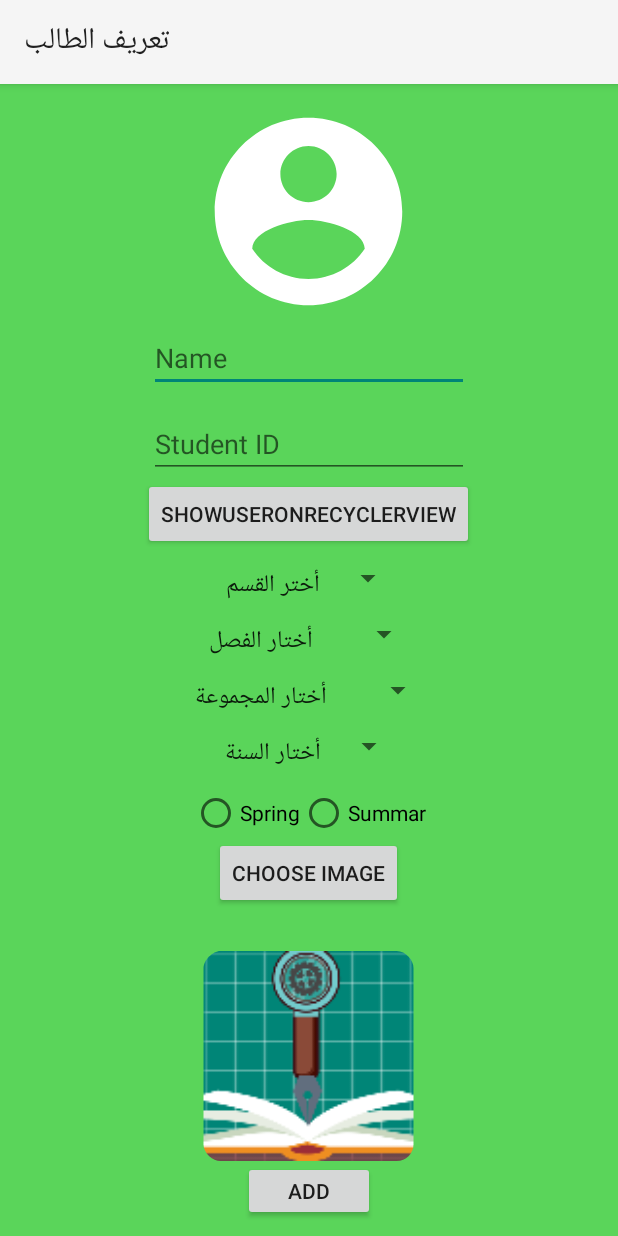
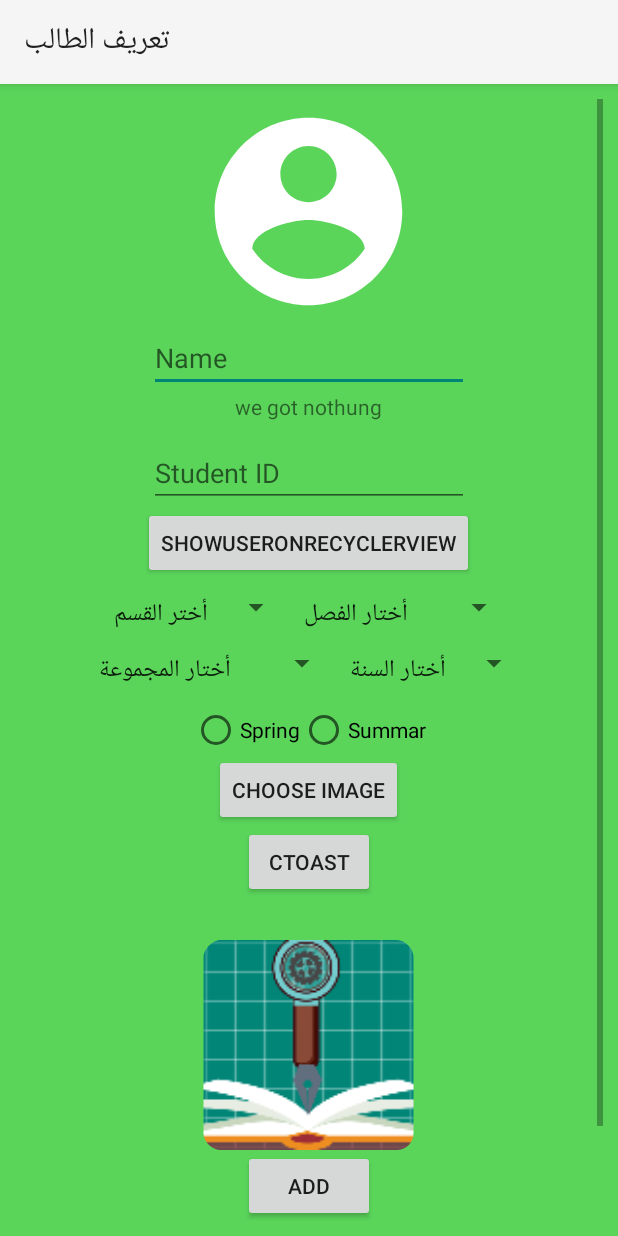
Before and after one commit to kLerArt/StudentList_kLer_00011, an Android app: the InsertDataActivityOrginal_kLer screen opened directly, with no data from a screen before it, on a phone screen of 412 x 824 dp. Run offline under Robolectric (Android 15) with nearby library versions, the phone set to English and light mode, and no system bars; libraries missing offline, so code that uses them is left out: com.readystatesoftware.sqliteasset.

Commit message:
new Insert And View Dara
Signed-off-by: kLer D.Art <luffy.zoro77@gmail.com>

```diff
--- a/app/src/main/AndroidManifest.xml
+++ b/app/src/main/AndroidManifest.xml
@@ -11,7 +11,8 @@
         android:roundIcon="@mipmap/ic_launcher_round"
         android:supportsRtl="true"
         android:theme="@style/AppTheme">
-        <activity android:name=".ChangeStudentInfo"></activity>
+        <activity android:name=".InsertStudentData"></activity>
+        <activity android:name=".ChangeStudentInfo" />
         <activity android:name=".SearchIdViewCustom" />
         <activity android:name=".InsertANewData" />
         <activity android:name=".UseStudentInfoById" />
--- a/app/src/main/java/programable/android/klerart/showuseronrecyclerview/Trusha/kLerTry/InsertDataActivityOrginal_kLer.java
+++ b/app/src/main/java/programable/android/klerart/showuseronrecyclerview/Trusha/kLerTry/InsertDataActivityOrginal_kLer.java
@@ -1,5 +1,6 @@
 package programable.android.klerart.showuseronrecyclerview.Trusha.kLerTry;
 
+import androidx.annotation.IdRes;
 import androidx.annotation.NonNull;
 import androidx.appcompat.app.AppCompatActivity;
 import androidx.core.app.ActivityCompat;
@@ -17,6 +18,10 @@ import android.view.View;
 import android.widget.Button;
 import android.widget.EditText;
 import android.widget.ImageView;
+import android.widget.RadioButton;
+import android.widget.RadioGroup;
+import android.widget.Spinner;
+import android.widget.TextView;
 import android.widget.Toast;
 
 import java.io.ByteArrayOutputStream;
@@ -30,20 +35,99 @@ import programable.android.klerart.showuseronrecyclerview.R;
 public class InsertDataActivityOrginal_kLer extends AppCompatActivity {
 
 
+
+    //extra Try
+
+    int x=0;
+    TextView myText;
+    private RadioButton radioSexButton;
+    RadioGroup radioSexGroup;
+    Button btnDisplay;
+    //
     EditText  edtName,editID;
     ImageView imageView;
-    Button btnChoose,btnAdd,btnList,InsertBtn;
+    Button btnChoose,btnAdd,btnList,InsertBtn,Tey;
     SQLiteHelper sqLiteHelper;
 
+    RadioGroup Seson;
+    Spinner Simester;
+
+
+    RadioGroup rgteam;
+
+    final   int x1=0;
     final  int REQUEST_CODE_GALLERY=999;
     @Override
     protected void onCreate(Bundle savedInstanceState) {
         super.onCreate(savedInstanceState);
         setContentView(R.layout.activity_insert_data_orginal_k_ler);
 
+//        MaleFamla();
+        myText=findViewById(R.id.myText);
+        Seson=findViewById(R.id.Seson);
+        Tey=findViewById(R.id.Tey);
+        Simester=findViewById(R.id.editSemester);
         init();
+        addListenerOnButton();
         btnChoose=findViewById(R.id.btnChoose);
+
+        //extra try
+        //extra try
+
         InsertBtn=findViewById(R.id.InsertBtn);
+
+        //        //new Change for Radio Button And Group
+        Seson.setOnCheckedChangeListener(new RadioGroup.OnCheckedChangeListener() {
+
+            String team;
+
+            @Override
+            public void onCheckedChanged(RadioGroup group, @IdRes int checkedId) {
+                RadioButton rb= findViewById(checkedId);
+                team = rb.getText().toString();
+
+                Toast.makeText(InsertDataActivityOrginal_kLer.this,"iiiiiiiiiiiiiii   "+x+"  iiiiiiiiii we in Spring"+team,Toast.LENGTH_LONG).show();
+
+            }
+        });
+
+
+        //new Change for Eadio Button
+
+        final   RadioGroup rg = findViewById(R.id.Seson);
+
+
+        rg.setOnCheckedChangeListener(new RadioGroup.OnCheckedChangeListener()
+        {
+            public void onCheckedChanged(RadioGroup group, int checkedId) {
+                switch(checkedId){
+                    case R.id.Summar:
+
+                        Toast.makeText(InsertDataActivityOrginal_kLer.this,"this is Summar",Toast.LENGTH_LONG).show();
+
+
+                        // do operations specific to this selection
+                        break;
+                    case R.id.Spring:
+                        Toast.makeText(InsertDataActivityOrginal_kLer.this," we in Spring",Toast.LENGTH_LONG).show();
+
+                        // do operations specific to this selection
+                        break;
+
+                }
+            }
+        });
+
+        //new Change for Spinner
+        Tey.setOnClickListener(new View.OnClickListener() {
+            @Override
+            public void onClick(View view) {
+                String SB= Simester.getSelectedItem().toString();
+
+                Toast.makeText(InsertDataActivityOrginal_kLer.this,"ff"+x+"   "+SB,Toast.LENGTH_LONG).show();
+            }
+        });
+
 
         btnChoose.setOnClickListener(new View.OnClickListener() {
             @Override
@@ -143,10 +227,72 @@ public class InsertDataActivityOrginal_kLer extends AppCompatActivity {
         byte[] byteArray = stream.toByteArray();
         return byteArray;
     }
+//=========================extra Try
+
+public void addListenerOnButton() {
+
+    radioSexGroup = findViewById(R.id.radioSex);
+    btnDisplay = findViewById(R.id.btnDisplay);
+
+        btnDisplay.setOnClickListener(new View.OnClickListener() {
+            @Override
+        public void onClick(View v) {
+            // get selected radio button from radioGroup
+                int selectedId = radioSexGroup.getCheckedRadioButtonId();
+                radioSexButton = findViewById(selectedId);
+            // find the radiobutton by returned id
+            radioSexButton = findViewById(selectedId);
 
 
+            editID.setText("shut up");
+
+
+                myText.setText(radioSexButton.getText());
+        }
+
+
+
+        });
+
+}
+public void MaleFamla(){
+    if(radioSexButton.getText()=="radio_female"){
+        int x=1;
+        Toast.makeText(InsertDataActivityOrginal_kLer.this,"yoooo  ["+x+"] "+
+                radioSexButton.getText(), Toast.LENGTH_SHORT).show();
+
+    }else
+    if(radioSexButton.getText()=="radio_male") {
+
+        Toast.makeText(InsertDataActivityOrginal_kLer.this,"yoooo  ["+x+"] "+
+                radioSexButton.getText(), Toast.LENGTH_SHORT).show();
+
+        int  x=2;
+    }
+}
+//================================================================
+
     //============================================
+    /*public void onRadioButtonClicked(View view) {
+        // Is the button now checked?
+        boolean checked = ((RadioButton) view).isChecked();
 
+        // Check which radio button was clicked
+        switch(view.getId()) {
+            case R.id.Summar:
+                if (checked)
+
+                    Toast.makeText(InsertDataActivityOrginal_kLer.this,"Summar",Toast.LENGTH_SHORT).show();
+
+                // Pirates are the best
+                    break;
+            case R.id.Spring:
+                if (checked)
+                    Toast.makeText(InsertDataActivityOrginal_kLer.this,"Spring",Toast.LENGTH_SHORT).show();
+                    // Ninjas rule
+                    break;
+        }
+    }*/
 
     private void init(){
         edtName = findViewById(R.id.edtName);
--- a/app/src/main/res/layout/activity_insert_data_orginal_k_ler.xml
+++ b/app/src/main/res/layout/activity_insert_data_orginal_k_ler.xml
@@ -1,5 +1,5 @@
 <?xml version="1.0" encoding="utf-8"?>
-<LinearLayout xmlns:android="http://schemas.android.com/apk/res/android"
+<ScrollView xmlns:android="http://schemas.android.com/apk/res/android"
     xmlns:app="http://schemas.android.com/apk/res-auto"
     xmlns:tools="http://schemas.android.com/tools"
     android:layout_width="match_parent"
@@ -10,6 +10,11 @@
     android:padding="10dp"
     tools:context=".Trusha.kLerTry.InsertDataActivityOrginal_kLer">
 
+    <LinearLayout
+        android:gravity="center"
+        android:orientation="vertical"
+        android:layout_width="match_parent"
+        android:layout_height="match_parent">
     <ImageView
         android:src="@drawable/ic_action_person"
         android:layout_width="150dp"
@@ -27,6 +32,11 @@
         android:layout_alignParentRight="true"
         android:layout_alignParentEnd="true" />
 
+        <TextView
+            android:id="@+id/myText"
+            android:text="we got nothung"
+            android:layout_width="wrap_content"
+            android:layout_height="wrap_content" />
     <EditText
         android:id="@+id/editID"
         android:layout_width="wrap_content"
@@ -47,38 +57,36 @@
         android:layout_height="wrap_content"
         android:text="@string/app_name" />
 
+        <LinearLayout
+            android:orientation="horizontal"
+            android:layout_width="wrap_content"
+            android:layout_height="wrap_content">
     <Spinner
-
             android:paddingTop="10dp"
             android:outlineAmbientShadowColor="#64DD17"
             android:outlineSpotShadowColor="#00C853"
             android:id="@+id/editDepartment"
-
             android:entries="@array/Department"
             android:layout_width="wrap_content"
             android:layout_height="wrap_content"/>
-
-
         <Spinner
             android:paddingTop="10dp"
-
             android:id="@+id/editSemester"
-
             android:entries="@array/Semesters"
             android:layout_width="wrap_content"
             android:layout_height="wrap_content"/>
 
-
-
+        </LinearLayout>
+        <LinearLayout
+            android:orientation="horizontal"
+            android:layout_width="wrap_content"
+            android:layout_height="wrap_content">
             <Spinner
                 android:paddingTop="10dp"
-
                 android:id="@+id/editGroup"
-
                 android:entries="@array/Group"
                 android:layout_width="wrap_content"
                 android:layout_height="wrap_content"/>
-
             <Spinner
                 android:paddingTop="10dp"
 
@@ -89,20 +97,25 @@
                 android:layout_width="wrap_content"
                 android:layout_height="wrap_content" />
 
+        </LinearLayout>
        <RadioGroup
            android:paddingTop="10dp"
 
+           android:id="@+id/Seson"
            android:orientation="horizontal"
            android:layout_width="wrap_content"
            android:layout_height="wrap_content">
        <RadioButton
+           android:id="@+id/Spring"
            android:text="Spring"
            android:layout_width="wrap_content"
            android:layout_height="wrap_content" />
        <RadioButton
+           android:id="@+id/Summar"
            android:text="Summar"
            android:layout_width="wrap_content"
-           android:layout_height="wrap_content" /></RadioGroup>
+           android:layout_height="wrap_content"
+           /></RadioGroup>
 
 
     <Button
@@ -113,6 +126,12 @@
         android:layout_toEndOf="@+id/imageView"
         android:layout_toRightOf="@+id/imageView"
         android:text="Choose image" />
+
+    <Button
+        android:id="@+id/Tey"
+        android:layout_width="wrap_content"
+        android:layout_height="wrap_content"
+        android:text="CToast" />
 
     <ImageView
         android:paddingTop="10dp"
@@ -136,4 +155,32 @@
         />
 
 
+        <RadioGroup
+            android:orientation="horizontal"
+            android:id="@+id/radioSex"
+            android:layout_width="wrap_content"
+            android:layout_height="wrap_content" >
+
+            <RadioButton
+                android:id="@+id/radioMale"
+                android:layout_width="wrap_content"
+                android:layout_height="wrap_content"
+                android:text="radio_male"
+                android:checked="true" />
+
+            <RadioButton
+                android:id="@+id/radioFemale"
+                android:layout_width="wrap_content"
+                android:layout_height="wrap_content"
+                android:text="radio_female" />
+
+        </RadioGroup>
+
+        <Button
+            android:id="@+id/btnDisplay"
+            android:layout_width="wrap_content"
+            android:layout_height="wrap_content"
+            android:text="btn_display" />
+
     </LinearLayout>
+</ScrollView>
--- a/app/src/main/res/layout/activity_user_info.xml
+++ b/app/src/main/res/layout/activity_user_info.xml
@@ -64,7 +64,6 @@
     <Button
         android:id="@+id/Updata"
         android:text="Change Data"
-        android:onClick="MyDataChamger"
         android:layout_width="wrap_content"
         android:layout_height="wrap_content" />
 
```
Also changed, not shown: app/src/main/java/programable/android/klerart/showuseronrecyclerview/ChangeStudentInfo.java (+13 -5 lines), app/src/main/java/programable/android/klerart/showuseronrecyclerview/InsertStudentData.java (added, +14 -0 lines), app/src/main/java/programable/android/klerart/showuseronrecyclerview/UseStudentInfo.java (+26 -22 lines), app/src/main/res/layout/activity_insert_student_data.xml (added, +9 -0 lines), 1 other file. Lines whose indentation alone changed are shown as unchanged.
